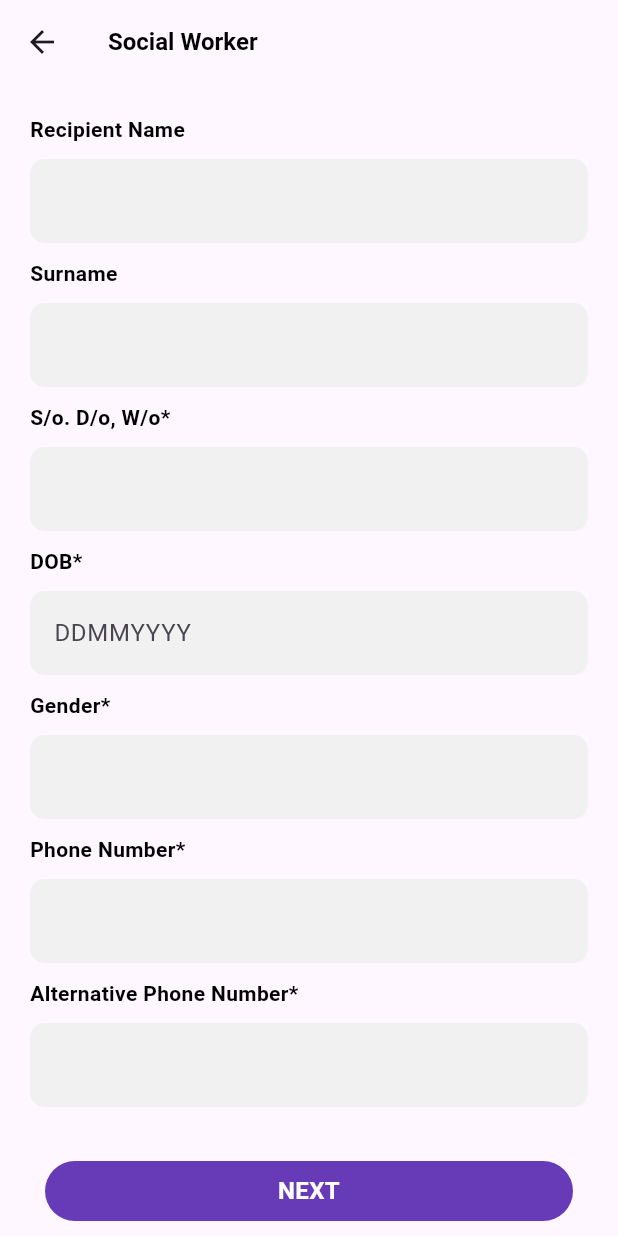
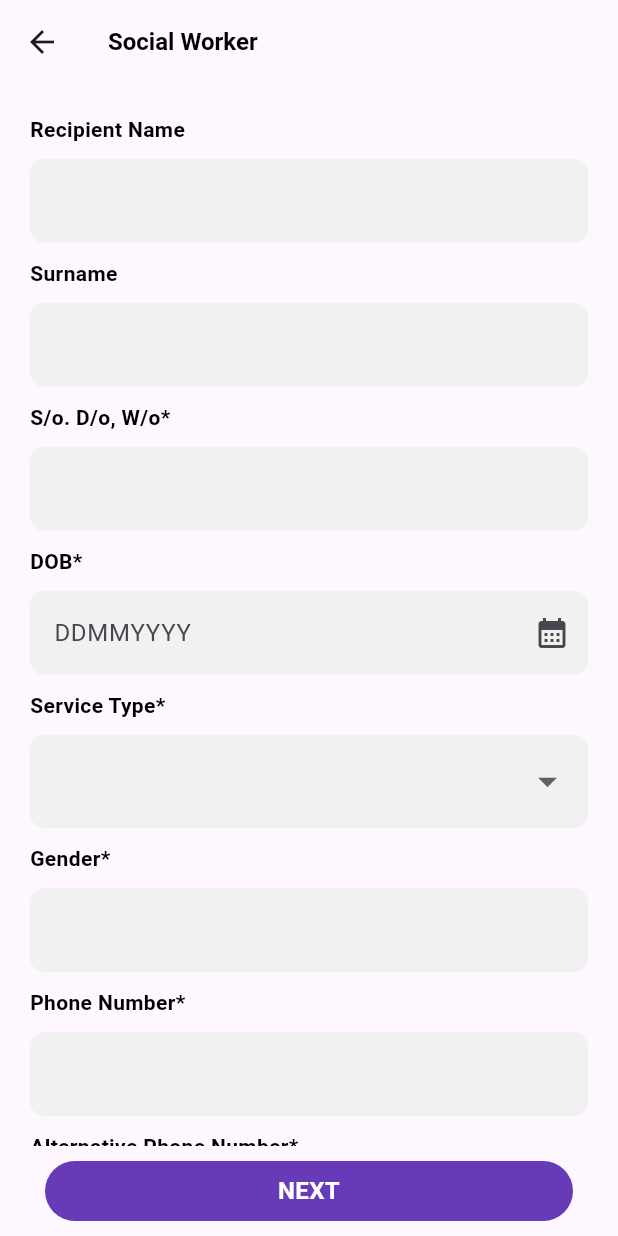
Before and after one commit to pavan-giduturi/rctism, a Flutter app: the SocialworkerForm1 screen opened directly, on a phone screen of 412 x 824 dp. Run offline on Flutter 3.47's test engine with Material 2 defaults, Android fonts, the phone set to English and light mode, and no system bars; our stand-ins replace carousel_slider, flutter_advanced_drawer, get, image_picker, shared_preferences; accounts and stored records are empty; network calls fail.

Commit message:
otp completed

```diff
--- a/lib/controllers/adhaarcapture/aadhaarcapturecontroller.dart
+++ b/lib/controllers/adhaarcapture/aadhaarcapturecontroller.dart
@@ -324,8 +324,6 @@ class AadhaarCaptureController extends GetxController {
       var responseBody = json.decode(success);
       log(responseBody.toString());
       if (responseBody['status'].toString() == 'true') {
-        // serviceRequestResponse = responseBody;
-        // log(serviceRequestResponse.toString());
         Get.snackbar('Success', 'New Service Request Submitted Successfully',
             messageText: const Text(
               'New Service Request Submitted Successfully',
@@ -341,6 +339,10 @@ class AadhaarCaptureController extends GetxController {
             colorText: Colors.black,
             animationDuration: const Duration(seconds: 3));
         Get.offAll(()=>const HomeScreen());
+        Utilities.form1List = {};
+        Utilities.form2List = {};
+        Utilities.identityCaptureList = {};
+        Utilities.aadhaarCaptureList = {};
       } else {
         Get.snackbar('Alert', 'Error Occured',
             messageText: const Text(
--- a/lib/views/servicerequestforms/socialworkerform1.dart
+++ b/lib/views/servicerequestforms/socialworkerform1.dart
@@ -180,6 +180,10 @@ class SocialworkerForm1 extends StatelessWidget {
                         height: 10,
                       ),
                       TextFormField(
+                        onTap: () {
+                          e.datePicker(context);
+                        },
+                        readOnly: true,
                         controller: e.dobController,
                         style: const TextStyle(color: Colors.black),
                         decoration: const InputDecoration(
@@ -203,14 +207,78 @@ class SocialworkerForm1 extends StatelessWidget {
                               BorderRadius.all(Radius.circular(10))),
                           fillColor: Color(0xFFf1f1f1),
                           filled: true,
-                            hintText: 'DDMMYYYY'),
-                        validator: (value){
-                          if(value.toString().isEmpty){
+                          hintText: 'DDMMYYYY',
+                          suffixIcon: Icon(Icons.calendar_month),
+                        ),
+                        validator: (value) {
+                          if (value.toString().isEmpty) {
                             return 'DOB is required';
-                          }else if(value.toString().length<8){
+                          } else if (value.toString().length < 8) {
                             return 'Enter Valid DOB in DDMMYYYY format';
                           }
                           return null;
+                        },
+                      ),
+                      const SizedBox(
+                        height: 10,
+                      ),
+                      const Text(
+                        'Service Type*',
+                        style: TextStyle(
+                            color: Colors.black, fontWeight: FontWeight.bold),
+                      ),
+                      const SizedBox(
+                        height: 10,
+                      ),
+                      DropdownButtonFormField(
+                        style: const TextStyle(fontSize: 12,fontWeight: FontWeight.w400),
+                        isExpanded: true,
+                        decoration: const InputDecoration(
+                          border: OutlineInputBorder(
+                              borderSide: BorderSide(
+                                color: Color(0xFFf1f1f1),
+                              ),
+                              borderRadius:
+                              BorderRadius.all(Radius.circular(10))),
+                          enabledBorder: OutlineInputBorder(
+                              borderSide: BorderSide(
+                                color: Color(0xFFf1f1f1),
+                              ),
+                              borderRadius:
+                              BorderRadius.all(Radius.circular(10))),
+                          focusedBorder: OutlineInputBorder(
+                              borderSide: BorderSide(
+                                color: Color(0xFFf1f1f1),
+                              ),
+                              borderRadius:
+                              BorderRadius.all(Radius.circular(10))),
+                          fillColor: Color(0xFFf1f1f1),
+                          filled: true,
+                        ),
+                        isDense: true,
+                        icon: const Icon(
+                          Icons.arrow_drop_down,
+                        ),
+                        iconSize: 30,
+                        items: e.serviceReqTypes.map((item) {
+                          return DropdownMenuItem(
+                            value: item['id'].toString(),
+                            child: Text(
+                              item['name'],
+                              style: const TextStyle(color: Colors.black),
+                            ),
+                          );
+                        }).toList(),
+                        value: e.serviceTypeDropDownValue,
+                        validator: (value) {
+                          if (value == null || value.isEmpty) {
+                            return 'Field is required';
+                          }
+                          return null;
+                        },
+                        onChanged: (value) {
+                          log('Selected Value is $value');
+                          e.serviceTypeDropDownValue = value.toString();
                         },
                       ),
                       const SizedBox(
```
Also changed, not shown: lib/views/otpscreen/otpscreen.dart (+39 -1 lines), lib/views/profilesdirectory/profileslist.dart (+38 -28 lines). Lines whose indentation alone changed are shown as unchanged.
